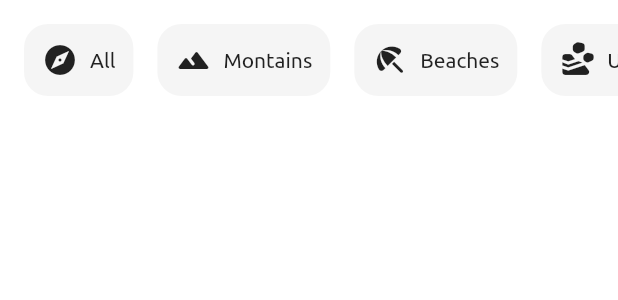
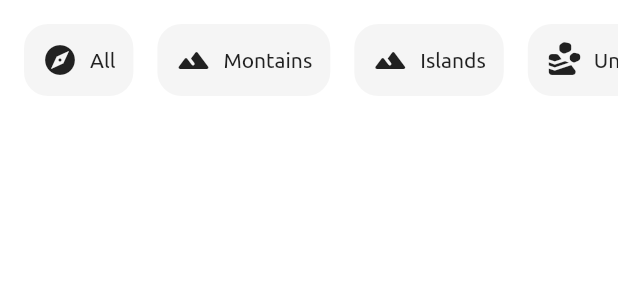
Before and after one commit to rezaageng/adventurers_guild, a Flutter app: the Categories widget shown alone on an empty page, opened directly, on a phone screen of 412 x 824 dp. Shown: the top 300 px of the screen. Run offline on Flutter 3.47's test engine with Material 2 defaults, Android fonts, the phone set to English and light mode, and no system bars.

Commit message:
feat(home): :sparkles: add new categories

```diff
--- a/lib/models/destinations_model.dart
+++ b/lib/models/destinations_model.dart
@@ -1,4 +1,5 @@
 enum ECategories {
+  all,
   mountains,
   islands,
   undergrounds,
--- a/lib/widgets/categories.dart
+++ b/lib/widgets/categories.dart
@@ -24,10 +24,25 @@ class Categories extends StatelessWidget {
               icon: Icons.landscape_rounded,
             ),
             Category(
-              title: 'Beaches',
-              icon: Icons.beach_access_rounded,
+              title: 'Islands',
+              icon: Icons.landscape_rounded,
             ),
-            Category(title: 'Undergrounds', icon: Icons.landslide_rounded),
+            Category(
+              title: 'Undergrounds',
+              icon: Icons.landslide_rounded,
+            ),
+            Category(
+              title: 'Cliffs',
+              icon: Icons.landslide_rounded,
+            ),
+            Category(
+              title: 'Mines',
+              icon: Icons.landslide_rounded,
+            ),
+            Category(
+              title: 'Ruins',
+              icon: Icons.flood_rounded,
+            ),
             Category(
               title: 'Forests',
               icon: Icons.forest_rounded,
```
